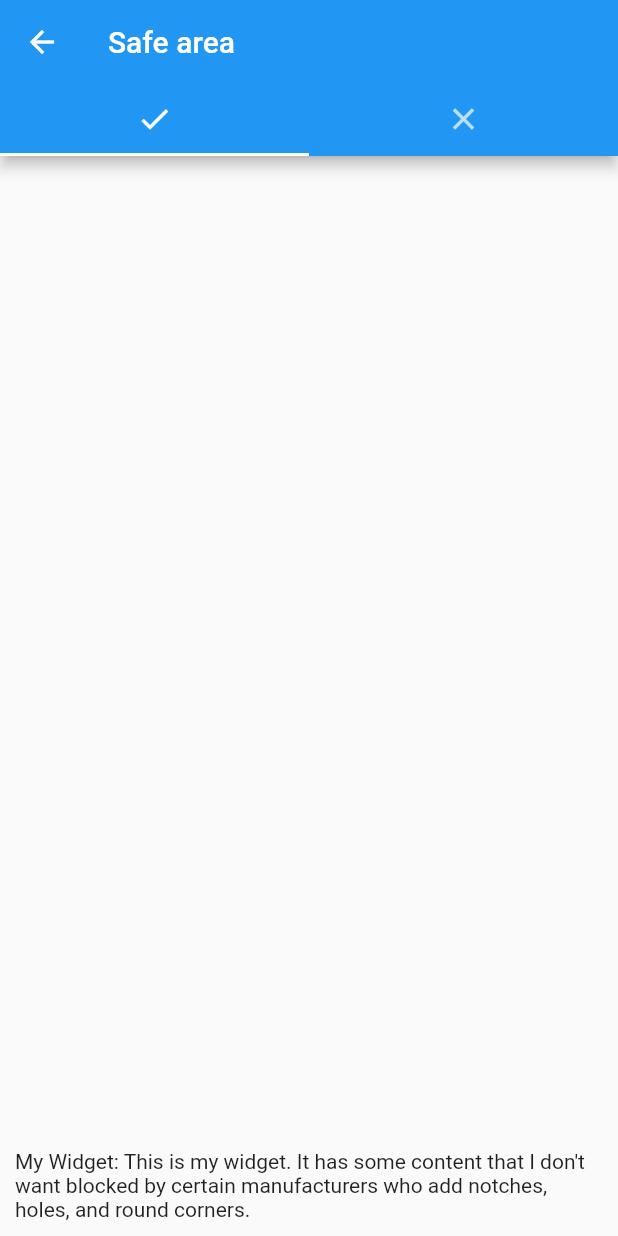
After one commit to antolaba/flutter_widget_examples, a Flutter app: the screen it shows after launch, after a tap on "Safe area", on a phone screen of 412 x 824 dp. The commit adds this screen. Run offline on Flutter 3.47's test engine with Material 2 defaults, Android fonts, the phone set to English and light mode, and no system bars; missing offline and left inert: dart:ffi.

Commit message:
Examples

```diff
--- a/lib/main.dart
+++ b/lib/main.dart
@@ -1,117 +1,75 @@
 import 'package:flutter/material.dart';
+import 'package:flutterwidgetexamples/pages/animated_container_page.dart';
+import 'package:flutterwidgetexamples/pages/expanded_page.dart';
+import 'package:flutterwidgetexamples/pages/opacity_page.dart';
+import 'package:flutterwidgetexamples/pages/safe_area_page.dart';
+import 'package:flutterwidgetexamples/pages/wrap_page.dart';
+import 'package:flutterwidgetexamples/widget_page_class.dart';
 
 void main() {
   runApp(MyApp());
 }
 
 class MyApp extends StatelessWidget {
-  // This widget is the root of your application.
   @override
   Widget build(BuildContext context) {
     return MaterialApp(
       title: 'Flutter Demo',
       theme: ThemeData(
-        // This is the theme of your application.
-        //
-        // Try running your application with "flutter run". You'll see the
-        // application has a blue toolbar. Then, without quitting the app, try
-        // changing the primarySwatch below to Colors.green and then invoke
-        // "hot reload" (press "r" in the console where you ran "flutter run",
-        // or simply save your changes to "hot reload" in a Flutter IDE).
-        // Notice that the counter didn't reset back to zero; the application
-        // is not restarted.
         primarySwatch: Colors.blue,
-        // This makes the visual density adapt to the platform that you run
-        // the app on. For desktop platforms, the controls will be smaller and
-        // closer together (more dense) than on mobile platforms.
         visualDensity: VisualDensity.adaptivePlatformDensity,
       ),
-      home: MyHomePage(title: 'Flutter Demo Home Page'),
+      home: MyHomePage(),
     );
   }
 }
 
-class MyHomePage extends StatefulWidget {
-  MyHomePage({Key key, this.title}) : super(key: key);
-
-  // This widget is the home page of your application. It is stateful, meaning
-  // that it has a State object (defined below) that contains fields that affect
-  // how it looks.
-
-  // This class is the configuration for the state. It holds the values (in this
-  // case the title) provided by the parent (in this case the App widget) and
-  // used by the build method of the State. Fields in a Widget subclass are
-  // always marked "final".
-
-  final String title;
-
-  @override
-  _MyHomePageState createState() => _MyHomePageState();
-}
-
-class _MyHomePageState extends State<MyHomePage> {
-  int _counter = 0;
-
-  void _incrementCounter() {
-    setState(() {
-      // This call to setState tells the Flutter framework that something has
-      // changed in this State, which causes it to rerun the build method below
-      // so that the display can reflect the updated values. If we changed
-      // _counter without calling setState(), then the build method would not be
-      // called again, and so nothing would appear to happen.
-      _counter++;
-    });
-  }
+class MyHomePage extends StatelessWidget {
+  final List<WidgetPage> _list = [
+    new WidgetPage('Safe area', new SafeAreaPage()),
+    new WidgetPage('Expanded', new ExpandedPage()),
+    new WidgetPage('Wrap', new WrapPage()),
+    new WidgetPage('Animated container', new AnimatedContainerPage()),
+    new WidgetPage('Opacity', new OpacityPage()),
+  ];
 
   @override
   Widget build(BuildContext context) {
-    // This method is rerun every time setState is called, for instance as done
-    // by the _incrementCounter method above.
-    //
-    // The Flutter framework has been optimized to make rerunning build methods
-    // fast, so that you can just rebuild anything that needs updating rather
-    // than having to individually change instances of widgets.
     return Scaffold(
-      appBar: AppBar(
-        // Here we take the value from the MyHomePage object that was created by
-        // the App.build method, and use it to set our appbar title.
-        title: Text(widget.title),
-      ),
-      body: Center(
-        // Center is a layout widget. It takes a single child and positions it
-        // in the middle of the parent.
-        child: Column(
-          // Column is also a layout widget. It takes a list of children and
-          // arranges them vertically. By default, it sizes itself to fit its
-          // children horizontally, and tries to be as tall as its parent.
-          //
-          // Invoke "debug painting" (press "p" in the console, choose the
-          // "Toggle Debug Paint" action from the Flutter Inspector in Android
-          // Studio, or the "Toggle Debug Paint" command in Visual Studio Code)
-          // to see the wireframe for each widget.
-          //
-          // Column has various properties to control how it sizes itself and
-          // how it positions its children. Here we use mainAxisAlignment to
-          // center the children vertically; the main axis here is the vertical
-          // axis because Columns are vertical (the cross axis would be
-          // horizontal).
-          mainAxisAlignment: MainAxisAlignment.center,
-          children: <Widget>[
-            Text(
-              'You have pushed the button this many times:',
-            ),
-            Text(
-              '$_counter',
-              style: Theme.of(context).textTheme.headline4,
-            ),
-          ],
+        appBar: AppBar(
+          title: Text('Flutter widget examples'),
         ),
-      ),
-      floatingActionButton: FloatingActionButton(
-        onPressed: _incrementCounter,
-        tooltip: 'Increment',
-        child: Icon(Icons.add),
-      ), // This trailing comma makes auto-formatting nicer for build methods.
-    );
+        body: Padding(
+          padding: EdgeInsets.symmetric(vertical: 5),
+          child: ListView.builder(
+            itemBuilder: (BuildContext context, int index) {
+              return GestureDetector(
+                  child: Container(
+                      padding: EdgeInsets.all(25),
+                      margin: EdgeInsets.all(5),
+                      width: MediaQuery.of(context).size.width,
+                      decoration: BoxDecoration(
+                        borderRadius: BorderRadius.all(Radius.circular(10)),
+                        color: Theme.of(context).primaryColor,
+                      ),
+                      child: Text(
+                        _list[index].title,
+                        textAlign: TextAlign.center,
+                        style: TextStyle(
+                            color: Colors.white,
+                            fontWeight: FontWeight.bold,
+                            fontSize: 15),
+                      )),
+                  onTap: () {
+                    Navigator.push(
+                      context,
+                      MaterialPageRoute(
+                          builder: (context) => _list[index].page),
+                    );
+                  });
+            },
+            itemCount: _list.length,
+          ),
+        ));
   }
 }
--- /dev/null
+++ b/lib/pages/safe_area_page.dart
@@ -0,0 +1,45 @@
+import 'package:flutter/material.dart';
+
+class SafeAreaPage extends StatelessWidget {
+  @override
+  Widget build(BuildContext context) {
+    // TODO: implement build
+    return DefaultTabController(
+      length: 2,
+      child: Scaffold(
+        appBar: AppBar(
+          bottom: TabBar(
+            tabs: [
+              Tab(icon: Icon(Icons.check)),
+              Tab(icon: Icon(Icons.close)),
+            ],
+          ),
+          title: Text('Safe area'),
+        ),
+        body: TabBarView(
+          children: [
+            Align(
+              alignment: Alignment.bottomLeft,
+              child: SafeArea(
+                left: true,
+                top: true,
+                right: true,
+                bottom: true,
+                minimum: const EdgeInsets.all(10),
+                child: Text(
+                    'My Widget: This is my widget. It has some content that I don\'t want '
+                        'blocked by certain manufacturers who add notches, holes, and round corners.'),
+              ),
+            ),
+            Align(
+              alignment: Alignment.bottomLeft,
+              child:Text(
+                  'My Widget: This is my widget. It has some content that I don\'t want '
+                      'blocked by certain manufacturers who add notches, holes, and round corners.'),
+            ),
+          ],
+        ),
+      ),
+    );
+  }
+}
--- /dev/null
+++ b/lib/widget_page_class.dart
@@ -0,0 +1,9 @@
+import 'package:flutter/widgets.dart';
+
+class WidgetPage{
+  String title;
+  Widget page;
+
+  WidgetPage(this.title, this.page);
+
+}
```
Also changed, not shown: lib/pages/animated_container_page.dart (added, +43 -0 lines), lib/pages/expanded_page.dart (added, +131 -0 lines), lib/pages/opacity_page.dart (added, +90 -0 lines), lib/pages/wrap_page.dart (added, +96 -0 lines).
